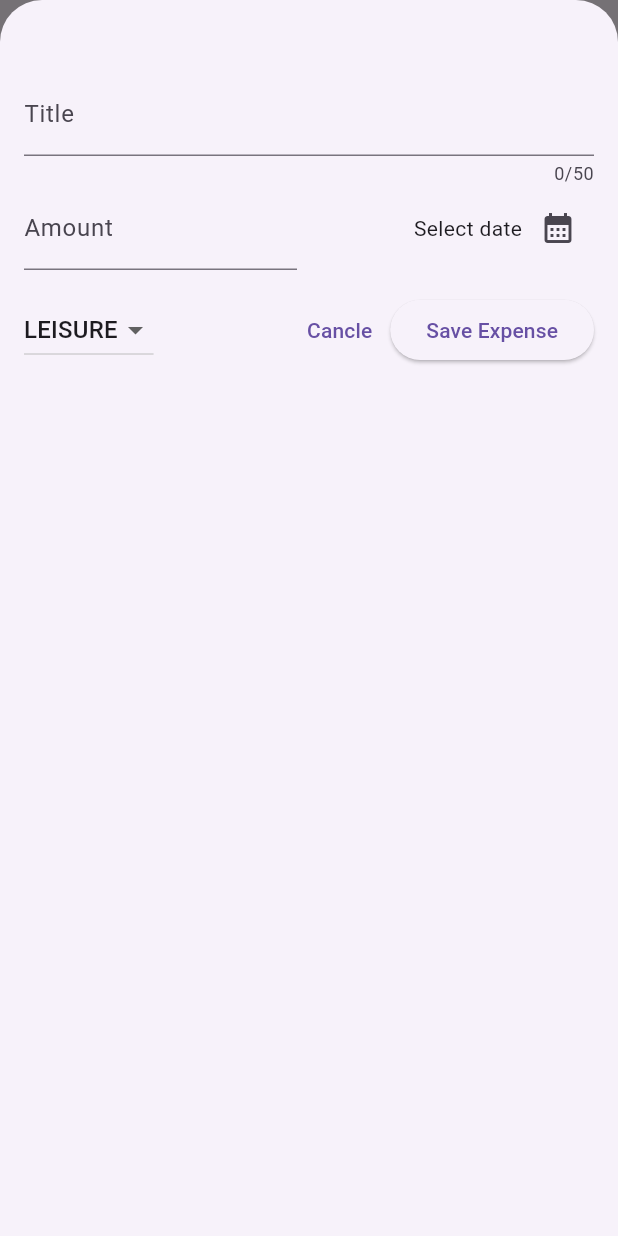
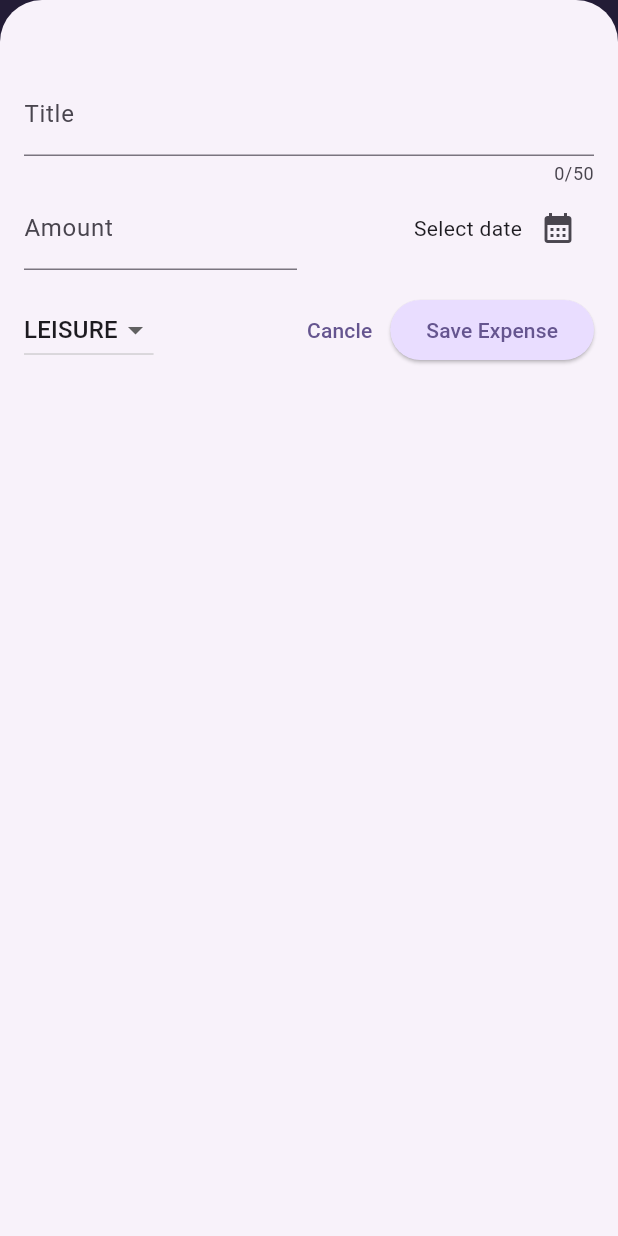
Before and after one commit to BigSteveAbdulmex/Expense-Tracker-App, a Flutter app: the screen it shows after launch, after a tap on the "add" icon, on a phone screen of 412 x 824 dp. Run offline on Flutter 3.47's test engine with Material 3 defaults, Android fonts, the phone set to English and light mode, and no system bars.

Commit message:
Set up the entire app theme

```diff
--- a/lib/main.dart
+++ b/lib/main.dart
@@ -2,9 +2,44 @@ import 'package:flutter/material.dart';
 
 import 'package:expense_tracker/widgets/expenses.dart';
 
+var kColorScheme = ColorScheme.fromSeed(
+  seedColor: const Color.fromARGB(
+    255,
+    96,
+    59,
+    181,
+  ),
+);
+
 void main() {
   runApp(
-    const MaterialApp(
+    MaterialApp(
+      theme: ThemeData().copyWith(
+        colorScheme: kColorScheme,
+        appBarTheme: const AppBarTheme().copyWith(
+          backgroundColor: kColorScheme.onPrimaryContainer,
+          foregroundColor: kColorScheme.primaryContainer,
+        ),
+        cardTheme: const CardTheme().copyWith(
+          color: kColorScheme.secondaryContainer,
+          margin: const EdgeInsets.symmetric(
+            horizontal: 16,
+            vertical: 8,
+          ),
+        ),
+        elevatedButtonTheme: ElevatedButtonThemeData(
+          style: ElevatedButton.styleFrom(
+            backgroundColor: kColorScheme.primaryContainer,
+          ),
+        ),
+        textTheme: ThemeData().textTheme.copyWith(
+              titleLarge: TextStyle(
+                fontWeight: FontWeight.normal,
+                fontSize: 14,
+                color: kColorScheme.onSecondaryContainer,
+              ),
+            ),
+      ),
       home: Expenses(),
     ),
   );
```
